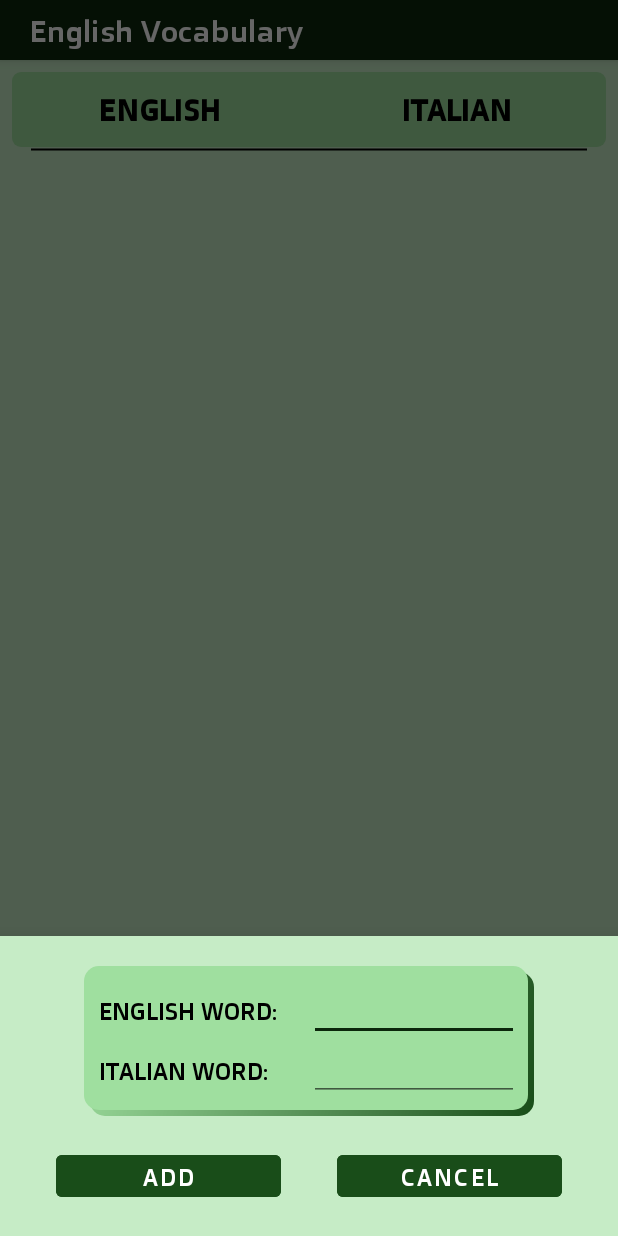
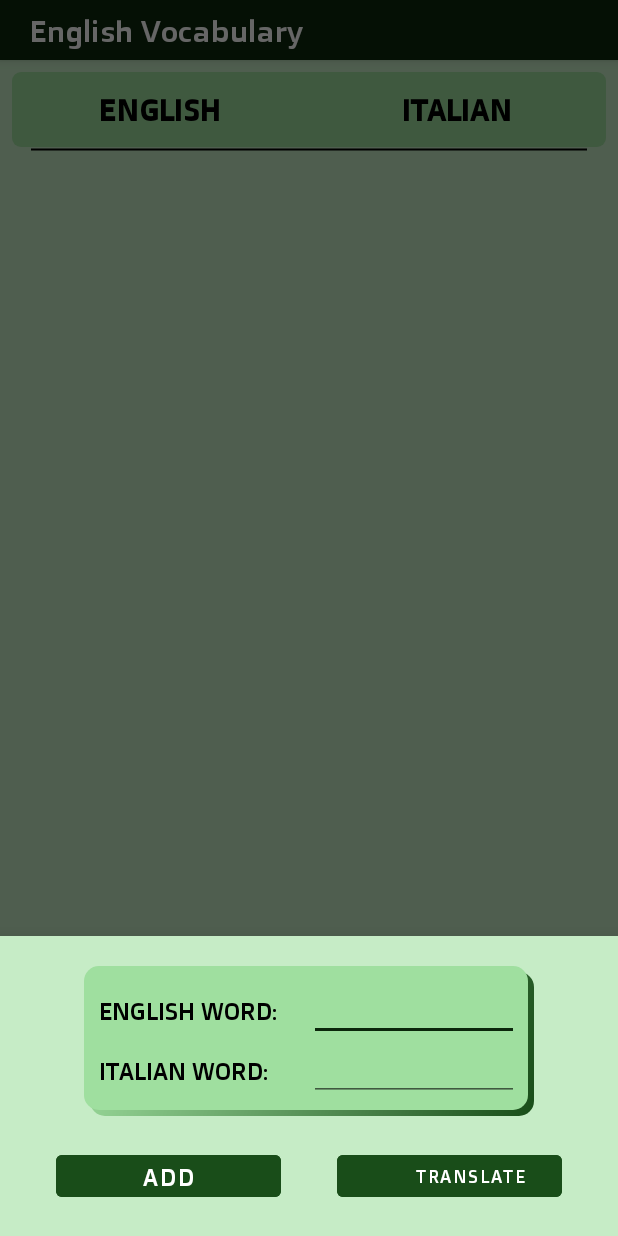
Before and after one commit to matteofabris/Memorya, an Android app: the EnVocabularyFragment screen opened through its navigation route, after a tap on an icon or button, on a phone screen of 412 x 824 dp. Run offline under Robolectric (Android 15) with nearby library versions, the phone set to English and light mode, and no system bars; our stand-ins replace Room's generated code, data binding; libraries missing offline, so code that uses them is left out: com.google.auth.oauth2, com.google.cloud.translate; 3 statements that could not run were skipped.

Commit message:
cloudSuggestions: setup client API & translation button

```diff
--- a/app/src/main/AndroidManifest.xml
+++ b/app/src/main/AndroidManifest.xml
@@ -1,6 +1,9 @@
 <?xml version="1.0" encoding="utf-8"?>
 <manifest xmlns:android="http://schemas.android.com/apk/res/android"
     package="com.example.wordsmemory">
+
+    <uses-permission android:name="android.permission.INTERNET" />
+    <uses-permission android:name="android.permission.ACCESS_NETWORK_STATE" />
 
     <application
         android:allowBackup="false"
--- a/app/src/main/java/com/example/wordsmemory/MainActivity.kt
+++ b/app/src/main/java/com/example/wordsmemory/MainActivity.kt
@@ -5,6 +5,7 @@ import androidx.appcompat.app.AppCompatActivity
 import androidx.databinding.DataBindingUtil
 import com.example.wordsmemory.databinding.ActivityMainBinding
 import kotlinx.coroutines.InternalCoroutinesApi
+
 
 class MainActivity : AppCompatActivity() {
 
--- a/app/src/main/java/com/example/wordsmemory/vocabulary/AddVocabularyItemSheet.kt
+++ b/app/src/main/java/com/example/wordsmemory/vocabulary/AddVocabularyItemSheet.kt
@@ -5,12 +5,13 @@ import android.view.LayoutInflater
 import android.view.View
 import android.view.ViewGroup
 import androidx.lifecycle.ViewModelProvider
-import com.example.wordsmemory.TranslateInputFilter
-import com.example.wordsmemory.VocabularyDatabase
-import com.example.wordsmemory.afterTextChanged
+import androidx.lifecycle.lifecycleScope
+import com.example.wordsmemory.*
 import com.example.wordsmemory.databinding.AddVocabularyItemSheetBinding
 import com.google.android.material.bottomsheet.BottomSheetDialogFragment
 import kotlinx.coroutines.InternalCoroutinesApi
+import kotlinx.coroutines.coroutineScope
+import kotlinx.coroutines.launch
 
 @InternalCoroutinesApi
 class AddVocabularyItemSheet : BottomSheetDialogFragment() {
@@ -42,7 +43,10 @@ class AddVocabularyItemSheet : BottomSheetDialogFragment() {
         val application = requireNotNull(this.activity).application
         val dbDao = VocabularyDatabase.getInstance(application).enVocabularyDao()
 
-        val factory = AddVocabularyItemSheetViewModelFactory(dbDao)
+        val factory = AddVocabularyItemSheetViewModelFactory(
+            dbDao,
+            resources.openRawResource(R.raw.wordstranslationcredentials)
+        )
         viewModel =
             ViewModelProvider(this, factory).get(AddVocabularyItemSheetViewModel::class.java)
     }
@@ -52,8 +56,14 @@ class AddVocabularyItemSheet : BottomSheetDialogFragment() {
             viewModel.saveVocabularyItem()
             dismiss()
         }
-        binding.cancelButton.setOnClickListener {
-            dismiss()
+        binding.googleTranslateButton.setOnClickListener {
+            if (activity != null) {
+                lifecycleScope.launch {
+                    if (checkInternetConnection(requireActivity())) {
+                        viewModel.translate()
+                    }
+                }
+            }
         }
 
         binding.enWordEditText.afterTextChanged { s ->
--- a/app/src/main/java/com/example/wordsmemory/vocabulary/AddVocabularyItemSheetViewModel.kt
+++ b/app/src/main/java/com/example/wordsmemory/vocabulary/AddVocabularyItemSheetViewModel.kt
@@ -1,19 +1,34 @@
 package com.example.wordsmemory.vocabulary
 
+import android.os.StrictMode
+import android.util.Log
 import androidx.lifecycle.MutableLiveData
 import androidx.lifecycle.ViewModel
 import androidx.lifecycle.ViewModelProvider
 import androidx.lifecycle.viewModelScope
 import com.example.wordsmemory.EnVocabulary
 import com.example.wordsmemory.EnVocabularyDao
+import com.google.auth.oauth2.GoogleCredentials
+import com.google.cloud.translate.Translate
+import com.google.cloud.translate.TranslateOptions
 import kotlinx.coroutines.InternalCoroutinesApi
 import kotlinx.coroutines.launch
+import java.io.IOException
+import java.io.InputStream
 import java.util.*
 
-class AddVocabularyItemSheetViewModel(private val dbDao: EnVocabularyDao) : ViewModel() {
+class AddVocabularyItemSheetViewModel(
+    private val dbDao: EnVocabularyDao,
+    credentials: InputStream
+) : ViewModel() {
 
     val enText = MutableLiveData<String>()
     val itText = MutableLiveData<String>()
+    private var translate: Translate? = null
+
+    init {
+        getTranslateService(credentials)
+    }
 
     fun saveVocabularyItem() {
         viewModelScope.launch {
@@ -26,16 +41,55 @@ class AddVocabularyItemSheetViewModel(private val dbDao: EnVocabularyDao) : View
             )
         }
     }
+
+    private fun getTranslateService(credentials: InputStream) {
+        val policy = StrictMode.ThreadPolicy.Builder().permitAll().build()
+        StrictMode.setThreadPolicy(policy)
+
+        try {
+            credentials.use { `is` ->
+                //Get credentials:
+                val myCredentials = GoogleCredentials.fromStream(`is`)
+
+                //Set credentials and get translate service:
+                val translateOptions =
+                    TranslateOptions.newBuilder().setCredentials(myCredentials).build()
+                translate = translateOptions.service
+            }
+        } catch (ioe: IOException) {
+            ioe.printStackTrace()
+        }
+    }
+
+    fun translate() {
+        if (translate == null) return
+
+        //Get input text to be translated:
+        val textToTranslate = enText.value
+        val translation = translate?.translate(
+            textToTranslate,
+            Translate.TranslateOption.targetLanguage("it"),
+            Translate.TranslateOption.model("nmt")
+        )
+
+        if (translation != null) {
+            val translatedText = translation.translatedText
+            itText.value = translatedText
+            //Translated text and original text are set to TextViews:
+            Log.d("Translation", "TEO: $translatedText")
+        }
+    }
 }
 
 class AddVocabularyItemSheetViewModelFactory(
-    private val dataSource: EnVocabularyDao
+    private val dataSource: EnVocabularyDao,
+    private val credentials: InputStream
 ) : ViewModelProvider.Factory {
     @InternalCoroutinesApi
     @Suppress("unchecked_cast")
     override fun <T : ViewModel?> create(modelClass: Class<T>): T {
         if (modelClass.isAssignableFrom(AddVocabularyItemSheetViewModel::class.java)) {
-            return AddVocabularyItemSheetViewModel(dataSource) as T
+            return AddVocabularyItemSheetViewModel(dataSource, credentials) as T
         }
         throw IllegalArgumentException("Unknown ViewModel class")
     }
--- a/app/src/main/res/layout/add_vocabulary_item_sheet.xml
+++ b/app/src/main/res/layout/add_vocabulary_item_sheet.xml
@@ -89,16 +89,18 @@
             android:enabled="false"
             android:text="@string/add"
             app:layout_constraintBottom_toBottomOf="parent"
-            app:layout_constraintEnd_toStartOf="@id/cancelButton"
+            app:layout_constraintEnd_toStartOf="@id/googleTranslateButton"
             app:layout_constraintStart_toStartOf="parent"
             app:layout_constraintTop_toBottomOf="@+id/editTextContainer"
             tools:ignore="ContentDescription" />
 
         <Button
-            android:id="@+id/cancelButton"
+            android:id="@+id/googleTranslateButton"
             style="@style/buttonStyle"
             android:backgroundTint="@color/wm_primary"
-            android:text="@string/cancel"
+            android:text="@string/g_translate"
+            android:textSize="12sp"
+            app:icon="@drawable/baseline_g_translate_white_24"
             app:layout_constraintBottom_toBottomOf="@id/addButton"
             app:layout_constraintEnd_toEndOf="parent"
             app:layout_constraintStart_toEndOf="@id/addButton"
--- a/app/src/main/res/layout/fragment_en_vocabulary.xml
+++ b/app/src/main/res/layout/fragment_en_vocabulary.xml
@@ -67,13 +67,13 @@
                 app:layout_constraintTop_toBottomOf="@+id/vocabularyList"
                 tools:ignore="ContentDescription" />
 
-            <ImageButton
+            <Button
                 android:id="@+id/deleteButton"
                 style="@style/buttonStyle"
                 android:backgroundTint="@color/wm_primary"
                 android:enabled="false"
                 android:onClick="@{() -> enVocabularyViewModel.onRemoveClicked()}"
-                android:src="@drawable/ic_delete_white_18dp"
+                android:text="Mock"
                 app:layout_constraintBottom_toBottomOf="@id/addButton"
                 app:layout_constraintEnd_toEndOf="parent"
                 app:layout_constraintStart_toEndOf="@id/addButton"
--- a/app/src/main/res/values/strings.xml
+++ b/app/src/main/res/values/strings.xml
@@ -6,6 +6,7 @@
     <string name="hello_blank_fragment">Hello blank fragment</string>
     <string name="english_word">ENGLISH WORD:</string>
     <string name="translate">TRANSLATE:</string>
+    <string name="g_translate">TRANSLATE</string>
     <string name="app_icon">App Icon</string>
     <string name="check_word">CHECK WORD</string>
     <string name="right_translation">Risposta esatta!!</string>
```
Also changed, not shown: app/build.gradle (+11 -1 lines), app/src/main/java/com/example/wordsmemory/Utils.kt (+32 -0 lines), app/src/main/res/drawable/baseline_g_translate_24.xml (added, +10 -0 lines), app/src/main/res/drawable/ic_google_g_logo.xml (added, +34 -0 lines), app/src/main/res/drawable-hdpi/baseline_g_translate_white_24.png (added), app/src/main/res/drawable-mdpi/baseline_g_translate_white_24.png (added), app/src/main/res/drawable-xhdpi/baseline_g_translate_white_24.png (added), app/src/main/res/drawable-xxhdpi/baseline_g_translate_white_24.png (added), app/src/main/res/drawable-xxxhdpi/baseline_g_translate_white_24.png (added), 1 other file.
